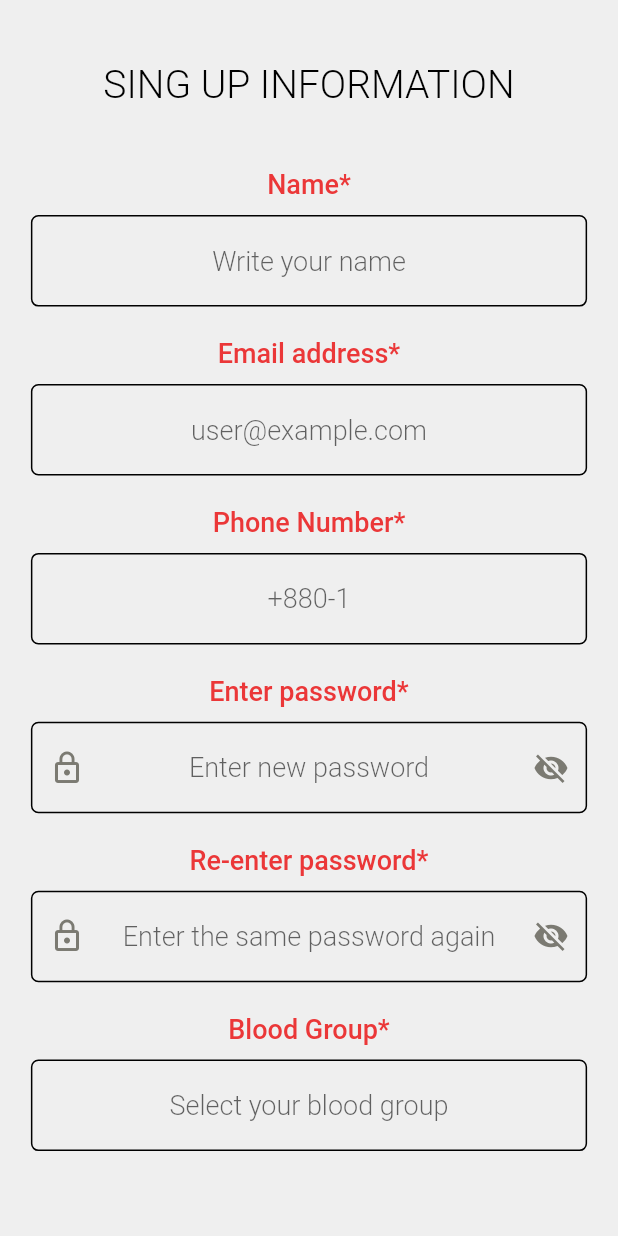
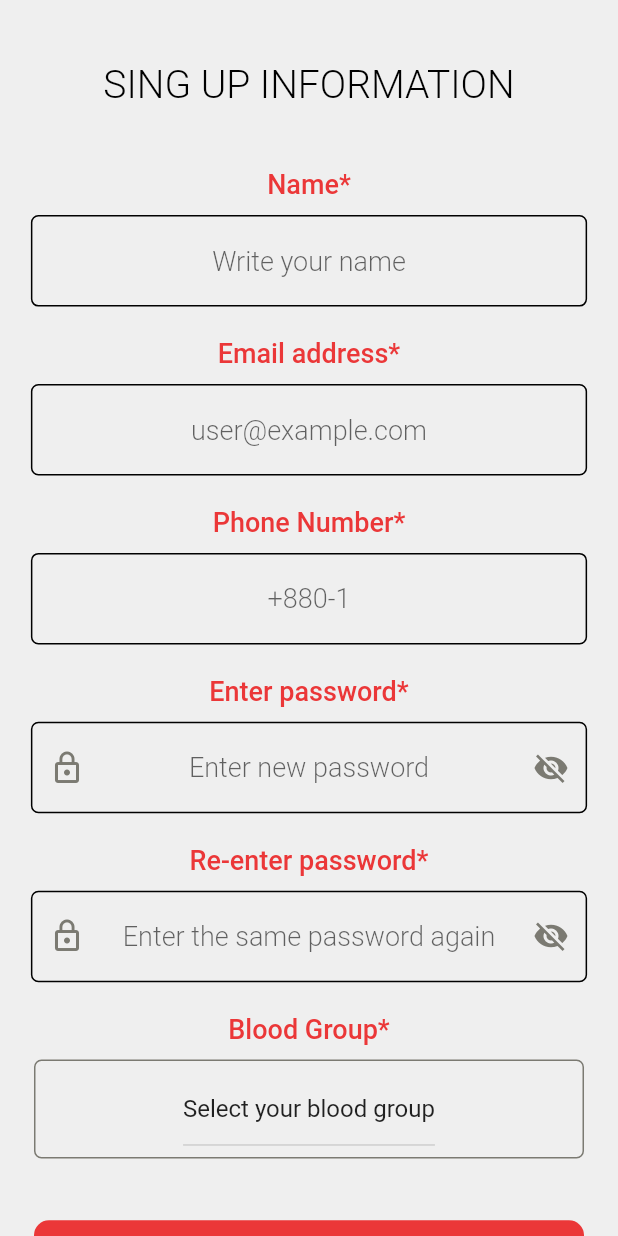
Before and after one commit to mdshadatrahman/seu_blood2, a Flutter app: the RegisterScreen screen opened directly, on a phone screen of 412 x 824 dp. Run offline on Flutter 3.47's test engine with Material 2 defaults, Android fonts, the light colour scheme and no system bars.

Commit message:
register page complete I suppose

```diff
--- a/lib/pages/auth/registration_screen.dart
+++ b/lib/pages/auth/registration_screen.dart
@@ -1,7 +1,9 @@
 import 'package:flutter/material.dart';
 import 'package:seu_blood_2/utils/app_colors.dart';
 import 'package:seu_blood_2/utils/app_strings.dart';
+import 'package:seu_blood_2/widgets/custom_dropdown_button.dart';
 import 'package:seu_blood_2/widgets/custom_input_field.dart';
+import 'package:seu_blood_2/widgets/custom_submit_button.dart';
 
 class RegisterScreen extends StatefulWidget {
   const RegisterScreen({Key? key}) : super(key: key);
@@ -45,7 +47,6 @@ class _RegisterScreenState extends State<RegisterScreen> {
                   hintText: StringManager.exampleEmailAddress,
                   label: StringManager.emailAddress,
                   textInputType: TextInputType.emailAddress,
-
                 ),
                 SizedBox(height: height * 0.025),
                 CustomInputField(
@@ -68,10 +69,48 @@ class _RegisterScreenState extends State<RegisterScreen> {
                   isPassword: true,
                 ),
                 SizedBox(height: height * 0.025),
-                CustomInputField(
-                  hintText: StringManager.selectBloodGroup,
-                  label: StringManager.bloodGroup,
-                  textInputType: TextInputType.name,
+
+                //Blood group dropdown
+                Column(
+                  mainAxisAlignment: MainAxisAlignment.center,
+                  children: [
+                    Text(
+                      StringManager.bloodGroup,
+                      style: const TextStyle(
+                        color: ColorManager.primaryColor,
+                        fontSize: 18,
+                        fontWeight: FontWeight.w500,
+                      ),
+                    ),
+                    const SizedBox(height: 10),
+                    Container(
+                      height: height * 0.08,
+                      width: width * 0.89,
+                      decoration: BoxDecoration(
+                        borderRadius: BorderRadius.circular(5),
+                        border: Border.all(color: ColorManager.shadow),
+                      ),
+                      child: const Center(
+                        child: CustomDropDownButton(),
+                      ),
+                    ),
+                  ],
+                ),
+                SizedBox(height: height * 0.05),
+
+                CustomSubmitButton( onTap: (){},),
+
+                SizedBox(height: height * 0.05),
+                InkWell(
+                  onTap: (){},
+                  child: Text(
+                    StringManager.alreadyAMember,
+                    style: const TextStyle(
+                      fontSize: 16,
+                      fontWeight: FontWeight.w700,
+                      color: ColorManager.blueGrey,
+                    ),
+                  ),
                 ),
                 SizedBox(height: height * 0.05),
               ],
--- a/lib/utils/app_colors.dart
+++ b/lib/utils/app_colors.dart
@@ -6,4 +6,5 @@ class ColorManager {
   static const shadow = Color(0xff7B7A72);
   static const black = Colors.black;
   static const background = Color(0xffEFEFEF);
+  static const blueGrey = Color(0xff8E9F9C);
 }
--- /dev/null
+++ b/lib/utils/app_list.dart
@@ -0,0 +1,6 @@
+import 'app_strings.dart';
+
+class ListManager{
+  static List<String> dropDownItems = [
+    StringManager.selectBloodGroup, 'A+', 'A-', 'B+', 'B-', 'AB+', 'AB-', 'O+', 'O-'];
+}
--- a/lib/utils/app_strings.dart
+++ b/lib/utils/app_strings.dart
@@ -36,4 +36,6 @@ class StringManager {
   static String reEnterPasswordHint = 'Enter the same password again';
   static String bloodGroup = 'Blood Group*';
   static String selectBloodGroup = 'Select your blood group';
+  static String submit = 'Submit'.toUpperCase();
+  static String alreadyAMember = 'Already a member so click here and login';
 }
--- /dev/null
+++ b/lib/widgets/custom_dropdown_button.dart
@@ -0,0 +1,45 @@
+import 'package:flutter/material.dart';
+import 'package:seu_blood_2/utils/app_colors.dart';
+import 'package:seu_blood_2/utils/app_list.dart';
+import 'package:seu_blood_2/utils/app_strings.dart';
+
+class CustomDropDownButton extends StatefulWidget {
+  const CustomDropDownButton({Key? key}) : super(key: key);
+
+  @override
+  State<CustomDropDownButton> createState() => _CustomDropDownButtonState();
+}
+
+class _CustomDropDownButtonState extends State<CustomDropDownButton> {
+  String dropDownValue = StringManager.selectBloodGroup;
+  List<String> item = ListManager.dropDownItems;
+
+  @override
+  Widget build(BuildContext context) {
+    return Row(
+      mainAxisAlignment: MainAxisAlignment.center,
+      children: [
+        // Padding(
+        //   padding: const EdgeInsets.only(left: 10),
+        //   child: const Icon(Icons.arrow_downward, color: ColorManager.shadow,),
+        // ),
+        DropdownButton<String>(
+          alignment: Alignment.center,
+          icon: Container(),
+          value: dropDownValue,
+          items: item.map<DropdownMenuItem<String>>((String items) {
+            return DropdownMenuItem<String>(
+              value: items,
+              child: Text(items),
+            );
+          }).toList(),
+          onChanged: (String? newValue) {
+            setState(() {
+              dropDownValue = newValue!;
+            });
+          },
+        ),
+      ],
+    );
+  }
+}
--- /dev/null
+++ b/lib/widgets/custom_submit_button.dart
@@ -0,0 +1,35 @@
+import 'package:flutter/material.dart';
+import 'package:seu_blood_2/utils/app_colors.dart';
+import 'package:seu_blood_2/utils/app_strings.dart';
+
+class CustomSubmitButton extends StatelessWidget {
+  const CustomSubmitButton({Key? key, required this.onTap}) : super(key: key);
+  final VoidCallback onTap;
+
+  @override
+  Widget build(BuildContext context) {
+    double height = MediaQuery.of(context).size.height;
+    double width = MediaQuery.of(context).size.width;
+    return Container(
+      width: width * 0.89,
+      height: height * 0.08,
+      decoration: const BoxDecoration(
+        color: ColorManager.primaryColor,
+        borderRadius: BorderRadius.all(Radius.circular(10))
+      ),
+      child: Center(
+        child: InkWell(
+          onTap: () {},
+          child: Text(
+            StringManager.submit,
+            style: const TextStyle(
+              color: ColorManager.white,
+              fontSize: 24,
+              fontWeight: FontWeight.w300,
+            ),
+          ),
+        ),
+      ),
+    );
+  }
+}
```
